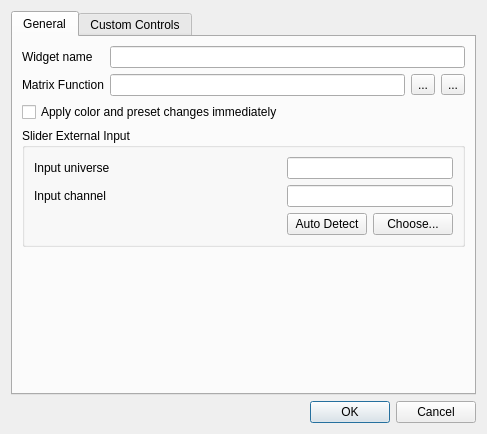
Old version of the form ui/src/virtualconsole/vcmatrixproperties.ui in the repository mcallegari/qlcplus.
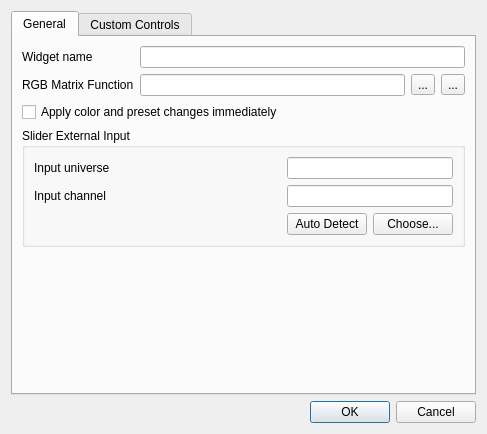
New version of the form. Icons and pictures are not drawn.

Commit message: UI: Matrix widget renamed to Animation widget (UI only)

Patch:
```diff
--- a/ui/src/virtualconsole/vcmatrixproperties.ui
+++ b/ui/src/virtualconsole/vcmatrixproperties.ui
@@ -60,7 +60,7 @@
          <item row="2" column="0">
           <widget class="QLabel" name="m_functionLabel">
            <property name="text">
-            <string>Matrix Function</string>
+            <string>RGB Matrix Function</string>
            </property>
           </widget>
          </item>
```
Left out of the diff: 4 changed lines with no effect on the pictures. The commit also changes 6 other files.
